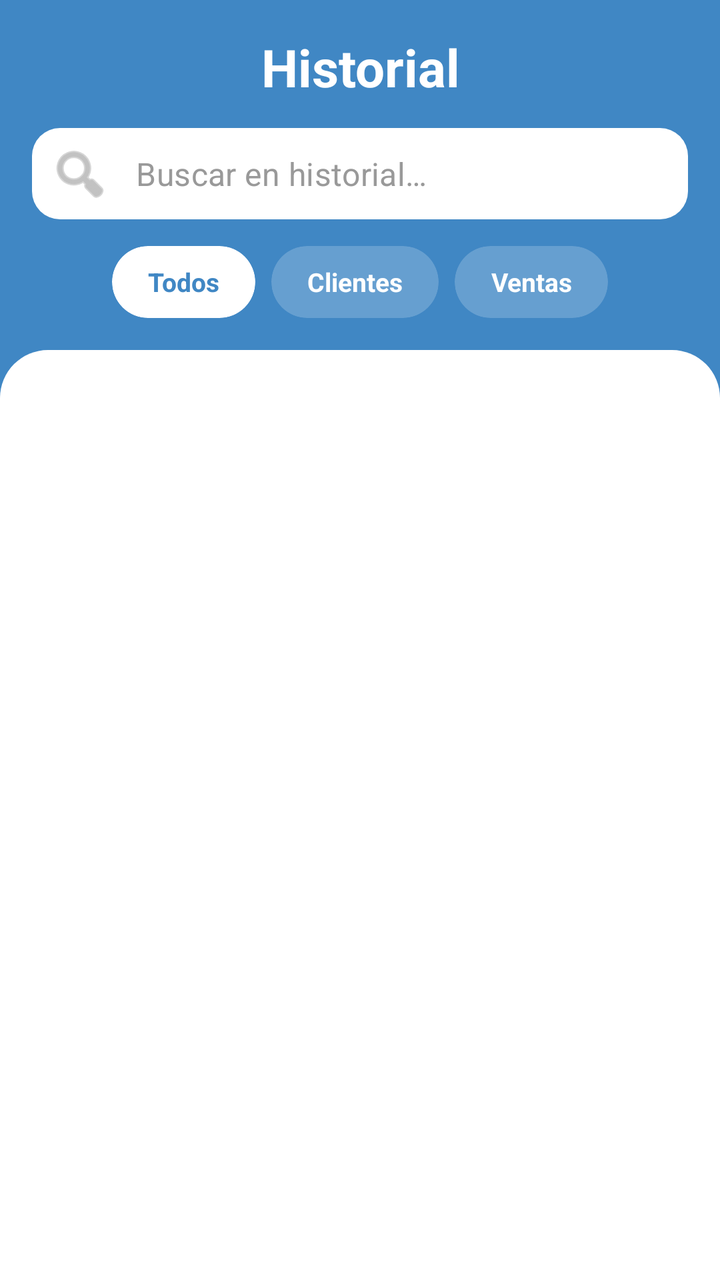
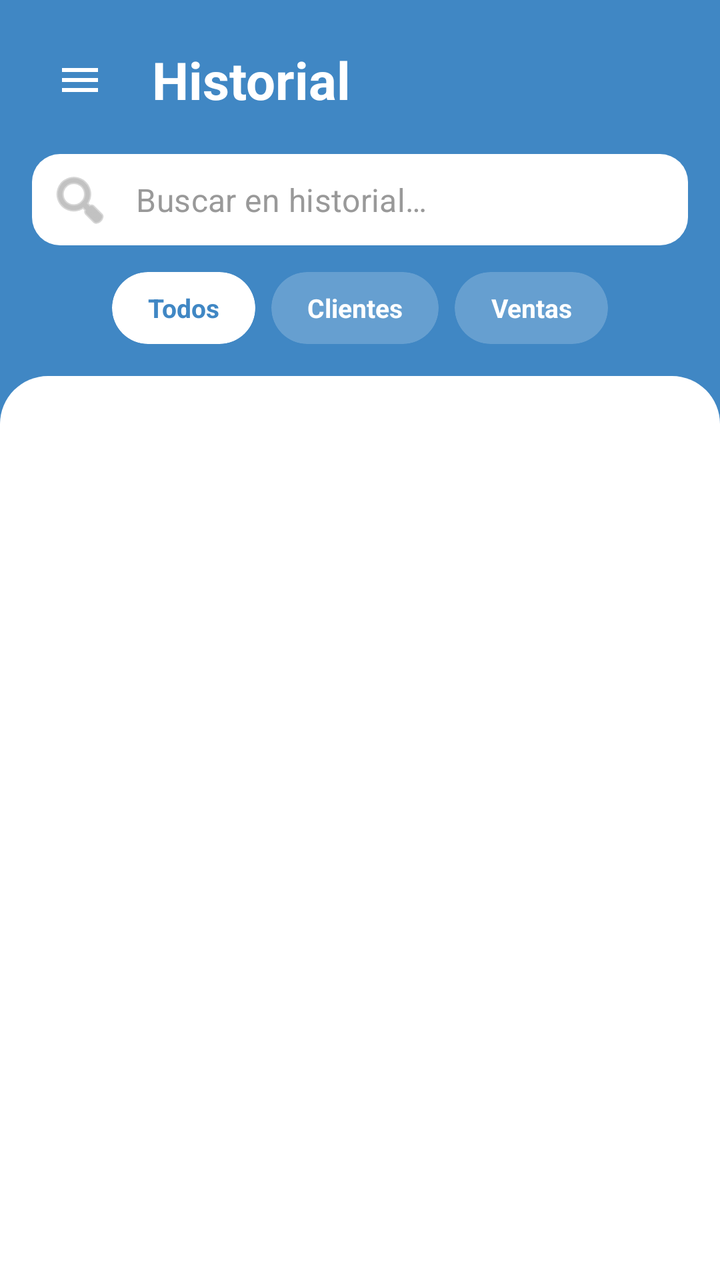

An Android layout rendered at two revisions. The XML below is the earlier revision; the diff shows what the commit changed to produce the second picture.
<!-- AndroidManifest.xml: application theme Theme.FollowUp -->
<!-- res/layout/fragment_historial.xml -->
<?xml version="1.0" encoding="utf-8"?>
<androidx.constraintlayout.widget.ConstraintLayout
    xmlns:android="http://schemas.android.com/apk/res/android"
    xmlns:app="http://schemas.android.com/apk/res-auto"
    xmlns:tools="http://schemas.android.com/tools"
    android:layout_width="match_parent"
    android:layout_height="match_parent"
    android:background="@color/background_header"
    tools:context=".fragments.HistorialFragment">

    
    <androidx.constraintlayout.widget.ConstraintLayout
        android:id="@+id/header_container"
        android:layout_width="match_parent"
        android:layout_height="wrap_content"
        app:layout_constraintTop_toTopOf="parent">

        
        <TextView
            android:id="@+id/title"
            android:layout_width="0dp"
            android:layout_height="wrap_content"
            android:layout_marginTop="16dp"
            android:gravity="center"
            android:text="@string/gestion_historial_titulo"
            android:textColor="@color/always_white"
            android:textSize="26sp"
            android:textStyle="bold"
            app:layout_constraintEnd_toEndOf="parent"
            app:layout_constraintStart_toStartOf="parent"
            app:layout_constraintTop_toTopOf="parent" />

        
        <com.google.android.material.textfield.TextInputLayout
            android:id="@+id/til_search"
            style="@style/Widget.MaterialComponents.TextInputLayout.FilledBox.Dense"
            android:layout_width="match_parent"
            android:layout_height="wrap_content"
            android:layout_marginStart="16dp"
            android:layout_marginTop="12dp"
            android:layout_marginEnd="16dp"
            app:boxBackgroundColor="@color/white"
            app:boxCornerRadiusBottomEnd="14dp"
            app:boxCornerRadiusBottomStart="14dp"
            app:boxCornerRadiusTopEnd="14dp"
            app:boxCornerRadiusTopStart="14dp"
            app:boxStrokeWidth="0dp"
            app:boxStrokeWidthFocused="0dp"
            app:hintEnabled="false"
            app:layout_constraintStart_toStartOf="parent"
            app:layout_constraintTop_toBottomOf="@id/title"
            app:startIconDrawable="@android:drawable/ic_menu_search"
            app:startIconTint="@color/hint_color">

            <com.google.android.material.textfield.TextInputEditText
                android:id="@+id/search"
                android:layout_width="match_parent"
                android:layout_height="wrap_content"
                android:hint="@string/buscar_historial"
                android:inputType="text"
                android:paddingVertical="12dp"
                android:background="@drawable/bg_dialog_rounded"
                android:textColor="@color/text_primary" />
        </com.google.android.material.textfield.TextInputLayout>

        

        
        <LinearLayout
            android:id="@+id/pills_container"
            android:layout_width="wrap_content"
            android:layout_height="wrap_content"
            android:orientation="horizontal"
            android:layout_marginTop="12dp"
            android:layout_marginBottom="16dp"
            android:gravity="center_vertical"
            app:layout_constraintTop_toBottomOf="@id/til_search"
            app:layout_constraintStart_toStartOf="parent"
            app:layout_constraintEnd_toEndOf="parent"
            app:layout_constraintBottom_toBottomOf="parent">

            
            <com.google.android.material.card.MaterialCardView
                android:id="@+id/btn_filter_todos"
                android:layout_width="wrap_content"
                android:layout_height="36dp"
                android:clickable="true"
                android:focusable="true"
                app:cardCornerRadius="18dp"
                app:cardBackgroundColor="@color/surface_secondary"
                app:cardElevation="0dp"
                app:strokeWidth="0dp">

                <TextView
                    android:id="@+id/tv_filter_todos"
                    android:layout_width="wrap_content"
                    android:layout_height="match_parent"
                    android:gravity="center"
                    android:paddingHorizontal="18dp"
                    android:text="Todos"
                    android:textSize="13sp"
                    android:textStyle="bold"
                    android:textColor="@color/primary_blue" />
            </com.google.android.material.card.MaterialCardView>

            <View android:layout_width="8dp" android:layout_height="1dp" />

            
            <com.google.android.material.card.MaterialCardView
                android:id="@+id/btn_filter_clientes"
                android:layout_width="wrap_content"
                android:layout_height="36dp"
                android:clickable="true"
                android:focusable="true"
                app:cardCornerRadius="18dp"
                app:cardBackgroundColor="#33FFFFFF"
                app:cardElevation="0dp"
                app:strokeWidth="0dp">

                <TextView
                    android:id="@+id/tv_filter_clientes"
                    android:layout_width="wrap_content"
                    android:layout_height="match_parent"
                    android:gravity="center"
                    android:paddingHorizontal="18dp"
                    android:text="Clientes"
                    android:textSize="13sp"
                    android:textStyle="bold"
                    android:textColor="@color/white" />
            </com.google.android.material.card.MaterialCardView>

            <View android:layout_width="8dp" android:layout_height="1dp" />

            
            <com.google.android.material.card.MaterialCardView
                android:id="@+id/btn_filter_ventas"
                android:layout_width="wrap_content"
                android:layout_height="36dp"
                android:clickable="true"
                android:focusable="true"
                app:cardCornerRadius="18dp"
                app:cardBackgroundColor="#33FFFFFF"
                app:cardElevation="0dp"
                app:strokeWidth="0dp">

                <TextView
                    android:id="@+id/tv_filter_ventas"
                    android:layout_width="wrap_content"
                    android:layout_height="match_parent"
                    android:gravity="center"
                    android:paddingHorizontal="18dp"
                    android:text="Ventas"
                    android:textSize="13sp"
                    android:textStyle="bold"
                    android:textColor="@color/white" />
            </com.google.android.material.card.MaterialCardView>

        </LinearLayout>

    </androidx.constraintlayout.widget.ConstraintLayout>

    
    <androidx.constraintlayout.widget.ConstraintLayout
        android:id="@+id/content_container"
        android:layout_width="match_parent"
        android:layout_height="0dp"
        android:background="@drawable/background_content_top_rounded"
        app:layout_constraintBottom_toBottomOf="parent"
        app:layout_constraintTop_toBottomOf="@id/header_container">

        <androidx.recyclerview.widget.RecyclerView
            android:id="@+id/historial"
            android:layout_width="match_parent"
            android:layout_height="match_parent"
            android:clipToPadding="false"
            android:paddingTop="12dp"
            android:paddingBottom="16dp"
            tools:listitem="@layout/item_historial" />

    </androidx.constraintlayout.widget.ConstraintLayout>

</androidx.constraintlayout.widget.ConstraintLayout>
<!-- res/layout/item_historial.xml (included above) -->
<?xml version="1.0" encoding="utf-8"?>
<com.google.android.material.card.MaterialCardView xmlns:android="http://schemas.android.com/apk/res/android"
    xmlns:app="http://schemas.android.com/apk/res-auto"
    android:layout_width="match_parent"
    android:layout_height="wrap_content"
    android:layout_marginHorizontal="16dp"
    android:layout_marginVertical="6dp"
    app:cardCornerRadius="20dp"
    app:cardElevation="3dp"
    app:strokeColor="@color/strokeBorder"
    app:strokeWidth="1.5dp">

    <androidx.constraintlayout.widget.ConstraintLayout
        android:layout_width="match_parent"
        android:layout_height="wrap_content"
        android:background="@color/surface_primary"
        android:padding="14dp">

        
        <com.google.android.material.card.MaterialCardView
            android:id="@+id/iv_tipo_icono_container"
            android:layout_width="46dp"
            android:layout_height="46dp"
            app:cardCornerRadius="23dp"
            app:cardBackgroundColor="#EBF1FF"
            app:cardElevation="0dp"
            app:layout_constraintStart_toStartOf="parent"
            app:layout_constraintTop_toTopOf="parent"
            app:layout_constraintBottom_toBottomOf="parent">

            <ImageView
                android:id="@+id/iv_tipo_icono"
                android:layout_width="22dp"
                android:layout_height="22dp"
                android:layout_gravity="center"
                android:src="@drawable/ic_ventas"
                app:tint="#286DFF" />
        </com.google.android.material.card.MaterialCardView>

        
        <LinearLayout
            android:id="@+id/container_textos"
            android:layout_width="0dp"
            android:layout_height="wrap_content"
            android:layout_marginStart="12dp"
            android:layout_marginEnd="8dp"
            android:orientation="vertical"
            app:layout_constraintStart_toEndOf="@id/iv_tipo_icono_container"
            app:layout_constraintEnd_toStartOf="@id/container_acciones"
            app:layout_constraintTop_toTopOf="parent"
            app:layout_constraintBottom_toBottomOf="parent">

            
            <TextView
                android:id="@+id/tv_nombre_item"
                android:layout_width="wrap_content"
                android:layout_height="wrap_content"
                android:text="Nombre del elemento"
                android:textColor="@color/text_primary"
                android:textSize="15sp"
                android:textStyle="bold"
                android:maxLines="1"
                android:ellipsize="end" />

            
            <TextView
                android:id="@+id/tv_detalle_secundario"
                android:layout_width="wrap_content"
                android:layout_height="wrap_content"
                android:layout_marginTop="2dp"
                android:text="Detalle"
                android:textColor="@color/hint_color"
                android:textSize="12sp"
                android:maxLines="1"
                android:ellipsize="end" />

            
            <TextView
                android:id="@+id/tv_badge_tipo"
                android:layout_width="wrap_content"
                android:layout_height="wrap_content"
                android:layout_marginTop="6dp"
                android:paddingHorizontal="10dp"
                android:paddingVertical="3dp"
                android:text="Cliente"
                android:textSize="10sp"
                android:textStyle="bold"
                android:textColor="@android:color/white"
                android:background="@drawable/bg_estado_rounded" />

        </LinearLayout>

        
        <LinearLayout
            android:id="@+id/container_acciones"
            android:layout_width="wrap_content"
            android:layout_height="wrap_content"
            android:orientation="vertical"
            android:gravity="center"
            android:spacing="4dp"
            app:layout_constraintEnd_toEndOf="parent"
            app:layout_constraintTop_toTopOf="parent"
            app:layout_constraintBottom_toBottomOf="parent">

            
            <com.google.android.material.card.MaterialCardView
                android:id="@+id/btn_restaurar_item"
                android:layout_width="36dp"
                android:layout_height="36dp"
                android:layout_marginBottom="6dp"
                android:clickable="true"
                android:focusable="true"
                app:cardCornerRadius="18dp"
                app:cardBackgroundColor="#EBF1FF"
                app:cardElevation="0dp">

                <ImageView
                    android:layout_width="18dp"
                    android:layout_height="18dp"
                    android:layout_gravity="center"
                    android:src="@android:drawable/ic_menu_revert"
                    app:tint="#286DFF" />
            </com.google.android.material.card.MaterialCardView>

            
            <com.google.android.material.card.MaterialCardView
                android:id="@+id/btn_eliminar_permanente"
                android:layout_width="36dp"
                android:layout_height="36dp"
                android:clickable="true"
                android:focusable="true"
                app:cardCornerRadius="18dp"
                app:cardBackgroundColor="#FFF1F0"
                app:cardElevation="0dp">

                <ImageView
                    android:layout_width="18dp"
                    android:layout_height="18dp"
                    android:layout_gravity="center"
                    android:src="@drawable/ic_delete"
                    app:tint="#F04438" />
            </com.google.android.material.card.MaterialCardView>

        </LinearLayout>

    </androidx.constraintlayout.widget.ConstraintLayout>
</com.google.android.material.card.MaterialCardView>
<!-- resources referenced by this layout -->
<resources>
  <color name="always_white">#FFFFFF</color>
  <color name="background_header">@color/primary_blue</color>
  <color name="hint_color">@color/text_hint</color>
  <color name="primary_blue">#FF4087C4</color>
  <color name="strokeBorder">#D0D5DD</color>
  <color name="surface_primary">#FFFFFFFF</color>
  <color name="surface_secondary">#FFFFFFFF</color>
  <color name="text_primary">#FF1E2939</color>
  <color name="white">#FFFFFFFF</color>
  <!-- drawable background_content_top_rounded (drawable) -->
  <?xml version="1.0" encoding="utf-8"?>
  <shape xmlns:android="http://schemas.android.com/apk/res/android"
      android:shape="rectangle">
      <solid android:color="@color/surface_secondary" />
      <corners
          android:topLeftRadius="24dp"
          android:topRightRadius="24dp" />
  </shape>
  <!-- drawable bg_dialog_rounded (drawable) -->
  <?xml version="1.0" encoding="utf-8"?>
  <shape xmlns:android="http://schemas.android.com/apk/res/android"
      android:shape="rectangle">
      <solid android:color="@color/surface_secondary" />
      <corners android:radius="14dp" />
  </shape>
  <!-- drawable bg_estado_rounded (drawable) -->
  <?xml version="1.0" encoding="utf-8"?>
  <shape xmlns:android="http://schemas.android.com/apk/res/android"
      android:shape="rectangle">
      <corners android:radius="20dp" />
      <solid android:color="#286DFF" />
  </shape>
  <!-- drawable ic_delete (drawable) -->
  <vector xmlns:android="http://schemas.android.com/apk/res/android" android:height="24dp" android:tint="#000000" android:viewportHeight="24" android:viewportWidth="24" android:width="24dp">
        
      <path android:fillColor="@android:color/white" android:pathData="M6,19c0,1.1 0.9,2 2,2h8c1.1,0 2,-0.9 2,-2V7H6v12zM19,4h-3.5l-1,-1h-5l-1,1H5v2h14V4z"/>
      
  </vector>
  <string name="buscar_historial">Buscar en historial…</string>
  <string name="gestion_historial_titulo">Historial</string>
  <style name="Theme.FollowUp" parent="Theme.MaterialComponents.DayNight.NoActionBar">
          <item name="colorPrimary">@color/primary_blue</item>
          <item name="colorPrimaryVariant">@color/primary_blue</item>
          <item name="colorOnPrimary">@color/white</item>
          <item name="android:windowBackground">@color/surface_primary</item>
          <item name="android:textColorPrimary">@color/text_primary</item>
          <item name="android:textColorSecondary">@color/text_secondary</item>
          <item name="android:textColorHint">@color/text_hint</item>
          <item name="boxStrokeColor">@color/primary_blue</item>
          <item name="materialAlertDialogTheme">@style/ThemeOverlay.FollowUp.Dialog</item>
      </style>
  <color name="text_hint">#FF999999</color>
  <color name="text_secondary">#FF6C757D</color>
  <style name="ThemeOverlay.FollowUp.Dialog" parent="ThemeOverlay.MaterialComponents.MaterialAlertDialog">
          <item name="android:background">@color/surface_primary</item>
      </style>
  <!-- unchanged entries left out for length: 1 -->
</resources>

<!-- the commit's change to res/layout/fragment_historial.xml (unified diff, before → after) -->
@@ -16,18 +16,33 @@
         app:layout_constraintTop_toTopOf="parent">
 
         
+        <ImageButton
+            android:id="@+id/btnMenu"
+            android:layout_width="48dp"
+            android:layout_height="48dp"
+            android:layout_marginStart="16dp"
+            android:layout_marginTop="16dp"
+            android:background="?attr/selectableItemBackgroundBorderless"
+            android:src="@drawable/ic_menu"
+            android:contentDescription="Abrir menú"
+            app:layout_constraintStart_toStartOf="parent"
+            app:layout_constraintTop_toTopOf="parent"
+            app:tint="@color/always_white" />
+
+        
         <TextView
             android:id="@+id/title"
             android:layout_width="0dp"
-            android:layout_height="wrap_content"
+            android:layout_height="48dp"
+            android:layout_marginStart="12dp"
             android:layout_marginTop="16dp"
-            android:gravity="center"
+            android:gravity="center_vertical|start"
             android:text="@string/gestion_historial_titulo"
             android:textColor="@color/always_white"
             android:textSize="26sp"
             android:textStyle="bold"
             app:layout_constraintEnd_toEndOf="parent"
-            app:layout_constraintStart_toStartOf="parent"
+            app:layout_constraintStart_toEndOf="@+id/btnMenu"
             app:layout_constraintTop_toTopOf="parent" />
 
         
<!-- resource entries referenced after the edit -->
@@ -38,6 +38,12 @@
       <path android:fillColor="@android:color/white" android:pathData="M6,19c0,1.1 0.9,2 2,2h8c1.1,0 2,-0.9 2,-2V7H6v12zM19,4h-3.5l-1,-1h-5l-1,1H5v2h14V4z"/>
       
   </vector>
+  <!-- drawable ic_menu (drawable) -->
+  <vector xmlns:android="http://schemas.android.com/apk/res/android" android:height="24dp" android:tint="#000000" android:viewportHeight="960" android:viewportWidth="960" android:width="24dp">
+        
+      <path android:fillColor="@android:color/white" android:pathData="M120,720L120,640L840,640L840,720L120,720ZM120,520L120,440L840,440L840,520L120,520ZM120,320L120,240L840,240L840,320L120,320Z"/>
+      
+  </vector>
   <string name="buscar_historial">Buscar en historial…</string>
   <string name="gestion_historial_titulo">Historial</string>
   <style name="Theme.FollowUp" parent="Theme.MaterialComponents.DayNight.NoActionBar">
